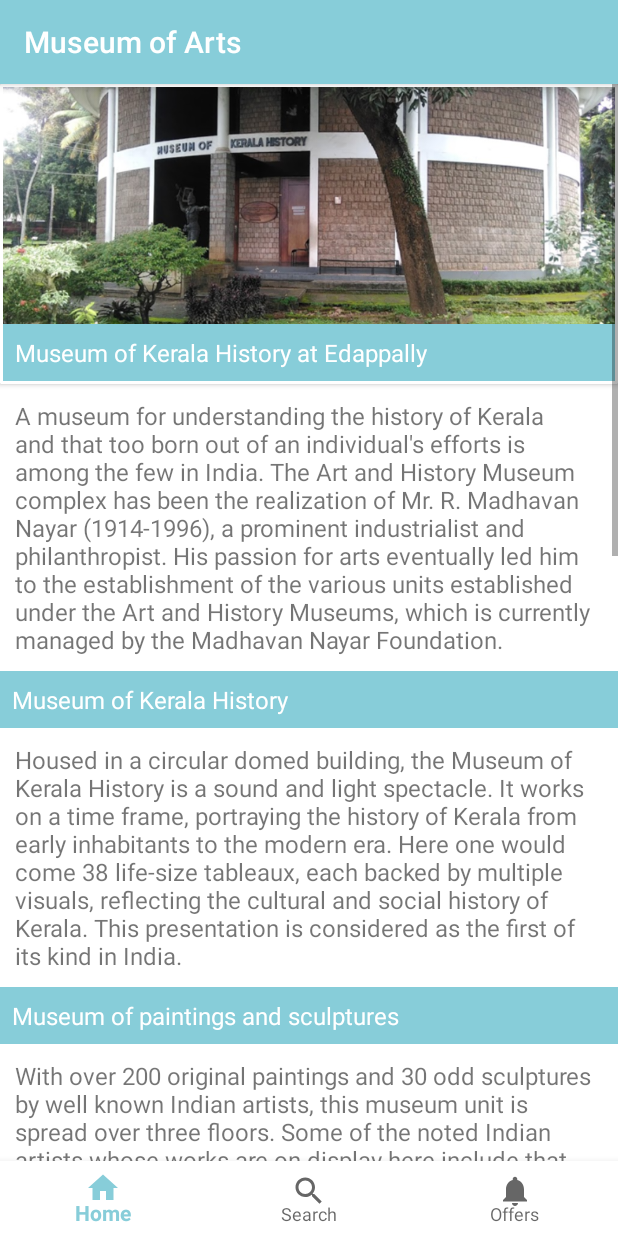
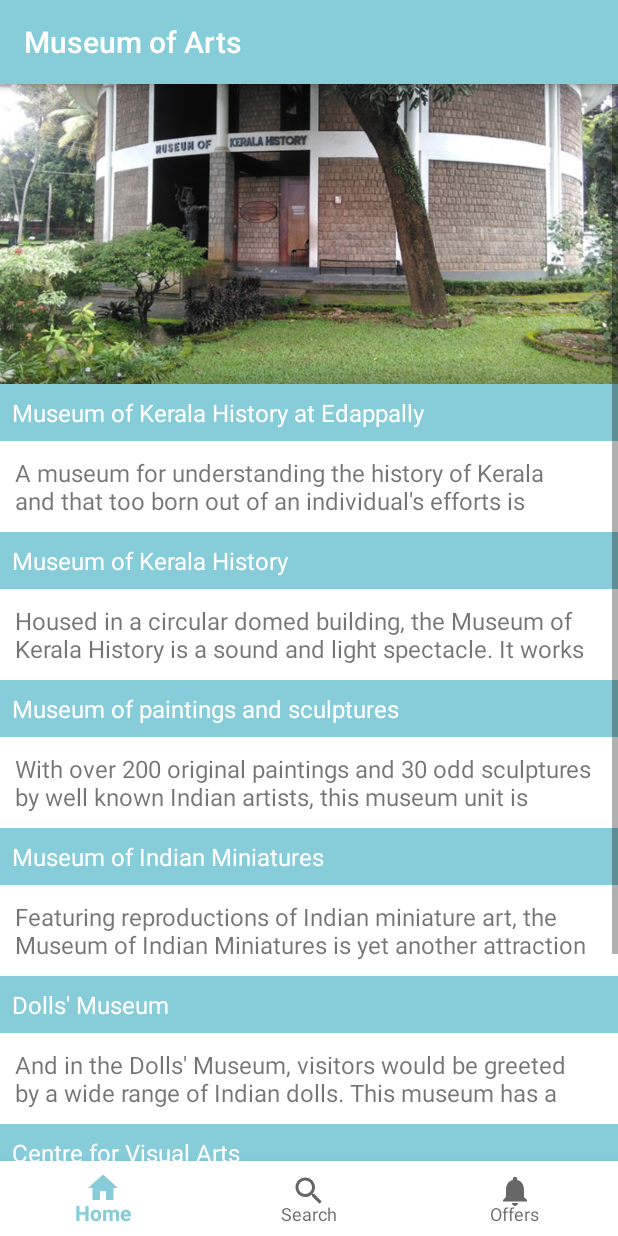
Before and after one commit to justin1093/Museum-of-Art-v-2.0, an Android app: the MuseumDetailsActivity2 screen opened directly, with no data from a screen before it, on a phone screen of 412 x 824 dp. Run offline under Robolectric (Android 15) with nearby library versions, the phone set to English and light mode, and no system bars.

Commit message:
Expandable Textview Integration

```diff
--- a/MuseumofArts/app/src/main/java/in/cm/bcon360/app/MuseumDetailsActivity2.java
+++ b/MuseumofArts/app/src/main/java/in/cm/bcon360/app/MuseumDetailsActivity2.java
@@ -14,6 +14,8 @@ import android.os.Bundle;
 import android.util.Log;
 import android.view.MenuItem;
 import android.view.View;
+import android.widget.ImageButton;
+import android.widget.TextView;
 import android.widget.Toast;
 
 
@@ -54,12 +56,92 @@ public class MuseumDetailsActivity2 extends AppCompatActivity {
     private BeaconActionsLogsStore logsStore;
     //private BeaconsFragment beaconsFragment;
     private BeaconControl beaconControl;
+    //Expansion
+    TextView descText1, descText2, descText3, descText4, descText5, descText6, descText7, down1, down2, down3, down4, down5, down6, down7;
+
 
 
     @Override
     protected void onCreate(Bundle savedInstanceState) {
         super.onCreate(savedInstanceState);
         setContentView(com.example.justin.museumofarts.R.layout.activity_museum_details);
+
+        descText1 = (TextView) findViewById(R.id.textView6);
+        descText2 = (TextView) findViewById(R.id.textView9);
+        descText3 = (TextView) findViewById(R.id.textView13);
+        descText4 = (TextView) findViewById(R.id.textView23);
+        descText5 = (TextView) findViewById(R.id.textView25);
+        descText6 = (TextView) findViewById(R.id.textView27);
+        descText7 = (TextView) findViewById(R.id.textView29);
+        down1 = (TextView) findViewById(R.id.eda);
+        down2 = (TextView) findViewById(R.id.textView8);
+        down3 = (TextView) findViewById(R.id.textView12);
+        down4 = (TextView) findViewById(R.id.textView22);
+        down5 = (TextView) findViewById(R.id.textView24);
+        down6 = (TextView) findViewById(R.id.textView26);
+        down7 = (TextView) findViewById(R.id.textView28);
+
+
+
+        down1.setOnClickListener(new View.OnClickListener() {
+
+            @Override
+            public void onClick(View v) {
+                descText1.setMaxLines(Integer.MAX_VALUE);
+            }
+        });
+
+        down2.setOnClickListener(new View.OnClickListener() {
+
+            @Override
+            public void onClick(View v) {
+                descText2.setMaxLines(Integer.MAX_VALUE);
+            }
+        });
+
+        down3.setOnClickListener(new View.OnClickListener() {
+
+            @Override
+            public void onClick(View v) {
+                descText3.setMaxLines(Integer.MAX_VALUE);
+            }
+        });
+
+        down4.setOnClickListener(new View.OnClickListener() {
+
+            @Override
+            public void onClick(View v) {
+                descText4.setMaxLines(Integer.MAX_VALUE);
+            }
+        });
+
+        down5.setOnClickListener(new View.OnClickListener() {
+
+            @Override
+            public void onClick(View v) {
+                descText5.setMaxLines(Integer.MAX_VALUE);
+            }
+        });
+
+        down6.setOnClickListener(new View.OnClickListener() {
+
+            @Override
+            public void onClick(View v) {
+                descText6.setMaxLines(Integer.MAX_VALUE);
+            }
+        });
+
+        down7.setOnClickListener(new View.OnClickListener() {
+
+            @Override
+            public void onClick(View v) {
+                descText7.setMaxLines(Integer.MAX_VALUE);
+            }
+        });
+
+
+
+
 
 
         //  Initializing the bottomNavigationView
--- a/MuseumofArts/app/src/main/res/layout/activity_museum_details.xml
+++ b/MuseumofArts/app/src/main/res/layout/activity_museum_details.xml
@@ -20,24 +20,10 @@
             android:orientation="vertical"
             android:weightSum="1">
 
-            <android.support.v7.widget.CardView
-                android:id="@+id/Card_View"
-                android:layout_width="match_parent"
-                android:layout_height="200dp"
-                android:layout_gravity="bottom"
-                card_view:cardCornerRadius="1dp"
-                card_view:cardElevation="2dp"
-                card_view:contentPadding="2dp">
-
-                <RelativeLayout
-
-                    android:layout_width="match_parent"
-                    android:layout_height="wrap_content">
-
             <ImageView
                 android:id="@+id/image3"
                 android:layout_width="match_parent"
-                        android:layout_height="wrap_content"
+                android:layout_height="200dp"
                 android:layout_alignParentStart="true"
                 android:layout_alignParentTop="true"
                 android:scaleType="centerCrop"
@@ -54,16 +40,12 @@
                 android:textColor="@android:color/white"
                 android:textSize="16dp" />
 
-
-                </RelativeLayout>
-
-            </android.support.v7.widget.CardView>
-
             <TextView
                 android:id="@+id/textView6"
                 android:layout_width="match_parent"
                 android:layout_height="wrap_content"
                 android:layout_margin="10dp"
+                android:maxLines="2"
                 android:text="A museum for understanding the history of Kerala and that too born out of an individual's efforts is among the few in India. The Art and History Museum complex has been the realization of Mr. R. Madhavan Nayar (1914-1996), a prominent industrialist and philanthropist. His passion for arts eventually led him to the establishment of the various units established under the Art and History Museums, which is currently managed by the Madhavan Nayar Foundation. "
                 android:textAlignment="viewStart"
                 android:textSize="16dp" />
@@ -84,6 +66,7 @@
                 android:layout_width="match_parent"
                 android:layout_height="wrap_content"
                 android:layout_margin="10dp"
+                android:maxLines="2"
                 android:text="Housed in a circular domed building, the Museum of Kerala History is a sound and light spectacle. It works on a time frame, portraying the history of Kerala from early inhabitants to the modern era. Here one would come 38 life-size tableaux, each backed by multiple visuals, reflecting the cultural and social history of Kerala. This presentation is considered as the first of its kind in India."
                 android:textSize="16dp" />
 
@@ -103,6 +86,7 @@
                 android:layout_width="match_parent"
                 android:layout_height="wrap_content"
                 android:layout_margin="10dp"
+                android:maxLines="2"
                 android:text="With over 200 original paintings and 30 odd sculptures by well known Indian artists, this museum unit is spread over three floors. Some of the noted Indian artists whose works are on display here include that of Ravi Varma, M. F. Hussain, F. N. Souza, Jamini Roy, Kishen Khanna and Nandalal Bose. This museum has among its displayed items a mural painting based on the Classical Sanskrit drama Shakuntalam, done in the traditional Kerala mural style. It is 25 ft. long by 5 ft. wide and is one of the largest in Kerala, noted for its fine attention to details."
                 android:textSize="16dp" />
 
@@ -122,6 +106,7 @@
                 android:layout_width="match_parent"
                 android:layout_height="wrap_content"
                 android:layout_margin="10dp"
+                android:maxLines="2"
                 android:text="Featuring reproductions of Indian miniature art, the Museum of Indian Miniatures is yet another attraction at the Art and History Museum complex. Devoted exclusively to miniatures, the works are of Indian artists trained by Persian masters in the latter half of the 16th century during the reign of Emperor Akbar."
                 android:textSize="16dp" />
 
@@ -141,6 +126,7 @@
                 android:layout_width="match_parent"
                 android:layout_height="wrap_content"
                 android:layout_margin="10dp"
+                android:maxLines="2"
                 android:text="And in the Dolls' Museum, visitors would be greeted by a wide range of Indian dolls. This museum has a collection of about a hundred and fifty hand-crafted dolls. The dolls represent young men and women, from Gujarat to Nagaland and from Kashmir to Kanyakumari. There are brides and bridegrooms from various Indian states; dance figures representing the rich repertoire of Indian classical dances as well as folk dances in groups."
                 android:textSize="16dp" />
 
@@ -160,6 +146,7 @@
                 android:layout_width="match_parent"
                 android:layout_height="wrap_content"
                 android:layout_margin="10dp"
+                android:maxLines="2"
                 android:text="Another interesting part of the museum complex is the Centre for Visual Arts that houses about 500 reproductions of world's renowned painters like Leonardo da Vinci, Monet, Cezanne, Van Gogh etc. Among the other attractions here are the huge reliefs of ancient India's sculptural masterpieces like Yakshi of Didarganj, Dwarapalaka (Ajanta) and the Woman and Parrot."
                 android:textSize="16dp" />
 
@@ -180,6 +167,7 @@
                 android:layout_width="match_parent"
                 android:layout_height="wrap_content"
                 android:layout_margin="10dp"
+                android:maxLines="2"
                 android:text="Part of the Art and Museum complex is the Projection Studio. Here screening of visuals and specialized art related subjects to interested visitors and students of art are held. It has a CD collection worth 72 hours of projection time.
 
 Visitors to this museum complex are greeted by the rich greenery in the museum premises. Located on the NH-47 connecting Ernakulam and Alwaye, the Art and Museum complex at Edappally in Kochi attracts visitors from diverse fields, including foreign and domestic tourists, school and college students, dignitaries, art lovers and casual visitors."
```
Also changed, not shown: MuseumofArts/app/src/main/res/drawable/down.xml (added, +9 -0 lines), MuseumofArts/app/src/main/res/drawable/up.xml (added, +9 -0 lines). Lines whose indentation alone changed are shown as unchanged.
